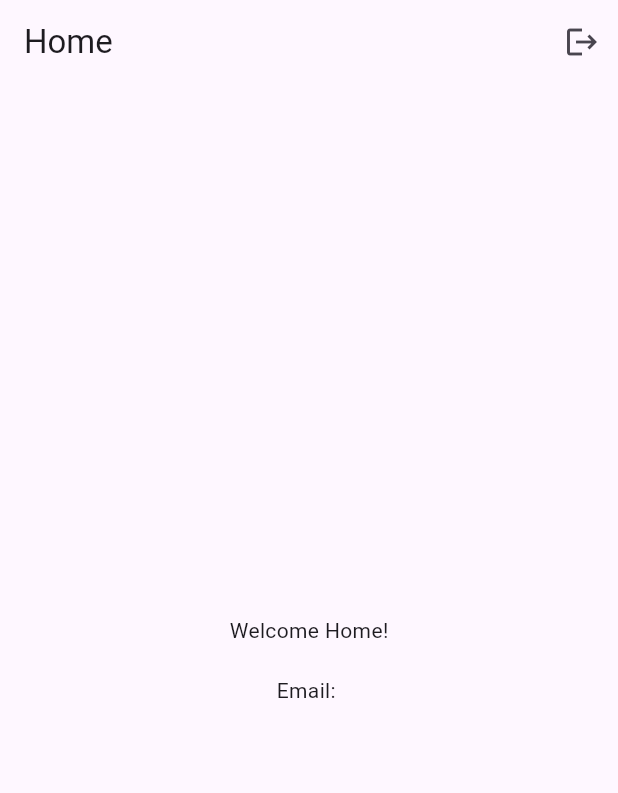
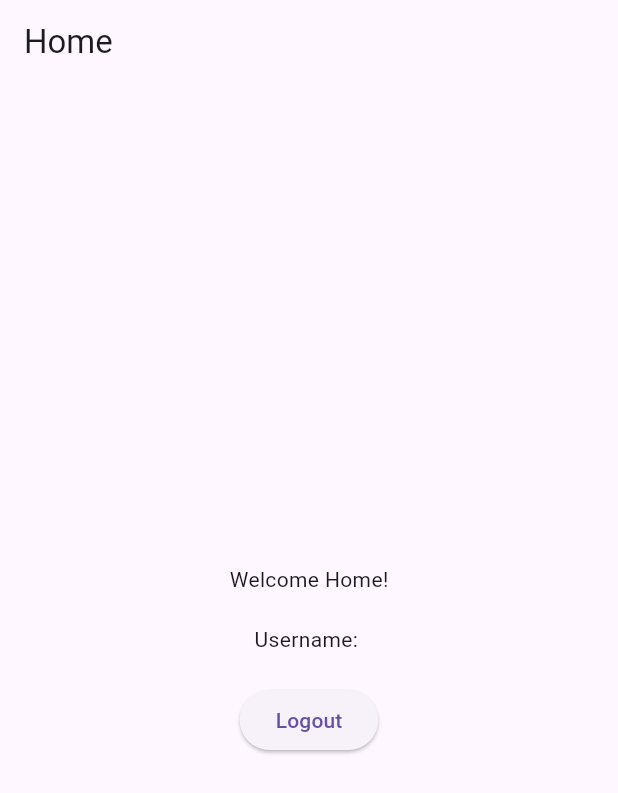
Before and after one commit to Frivox1/coin_control, a Flutter app: the screen it shows once a user with an empty profile is signed in, on a phone screen of 412 x 824 dp. Shown: the top 793 px of the screen. Run offline on Flutter 3.47's test engine with Material 3 defaults, Android fonts, the phone set to English and light mode, and no system bars; our stand-ins replace firebase_auth, firebase_core; accounts and stored records are empty; network calls fail.

Commit message:
rajout du champ username + son affichage sur home

```diff
--- a/lib/main.dart
+++ b/lib/main.dart
@@ -1,42 +1,41 @@
 import 'package:flutter/material.dart';
+import 'package:firebase_auth/firebase_auth.dart';
 import 'package:firebase_core/firebase_core.dart';
 import 'firebase_options.dart';
 import 'screens/home_screen.dart';
 import 'screens/login_screen.dart';
 import 'services/auth_service.dart';
-import 'package:firebase_auth/firebase_auth.dart';
 
 void main() async {
   WidgetsFlutterBinding.ensureInitialized();
   await Firebase.initializeApp(
     options: DefaultFirebaseOptions.currentPlatform,
   );
-  runApp(MyApp());
+  runApp(CoinControl());
 }
 
-class MyApp extends StatelessWidget {
+class CoinControl extends StatelessWidget {
+  CoinControl({super.key});
+
   final AuthService _authService = AuthService();
 
   @override
   Widget build(BuildContext context) {
     return MaterialApp(
       debugShowCheckedModeBanner: false,
-      title: 'My App',
+      title: 'Coin Control',
       theme: ThemeData(
         primarySwatch: Colors.blue,
       ),
       home: StreamBuilder<User?>(
-        stream: _authService
-            .user, // Utilisation du stream user pour détecter les changements d'état d'authentification
+        stream: _authService.user,
         builder: (context, snapshot) {
           if (snapshot.connectionState == ConnectionState.waiting) {
             return const CircularProgressIndicator();
           } else {
             if (snapshot.data != null) {
-              // L'utilisateur est connecté, affichez l'écran d'accueil
               return HomeScreen();
             } else {
-              // L'utilisateur n'est pas connecté, affichez l'écran de connexion
               return LoginScreen();
             }
           }
--- a/lib/screens/home_screen.dart
+++ b/lib/screens/home_screen.dart
@@ -1,27 +1,12 @@
 import 'package:flutter/material.dart';
 import 'package:firebase_auth/firebase_auth.dart';
-import '../services/auth_service.dart'; // Import the AuthService
 
 class HomeScreen extends StatelessWidget {
-  final AuthService _authService = AuthService(); // Instantiate the AuthService
-
   @override
   Widget build(BuildContext context) {
     return Scaffold(
       appBar: AppBar(
         title: Text('Home'),
-        actions: [
-          // Logout button
-          IconButton(
-            icon: Icon(Icons.logout),
-            onPressed: () async {
-              // Call the signOut method from AuthService
-              await _authService.signOut();
-              // Redirect to the login screen
-              Navigator.pushReplacementNamed(context, '/login');
-            },
-          ),
-        ],
       ),
       body: Center(
         child: Column(
@@ -29,7 +14,6 @@ class HomeScreen extends StatelessWidget {
           children: [
             Text('Welcome Home!'),
             SizedBox(height: 20),
-            // StreamBuilder to listen for changes in user authentication state
             StreamBuilder<User?>(
               stream: FirebaseAuth.instance.authStateChanges(),
               builder: (context, snapshot) {
@@ -37,15 +21,20 @@ class HomeScreen extends StatelessWidget {
                   return CircularProgressIndicator();
                 } else {
                   if (snapshot.hasData) {
-                    // User is signed in, display the user's email
-                    String userEmail = snapshot.data!.email ?? 'Unknown';
-                    return Text('Email: $userEmail');
+                    String username = snapshot.data!.displayName ?? 'Unknown';
+                    return Text('Username: $username');
                   } else {
-                    // User is signed out
                     return Text('User not signed in');
                   }
                 }
               },
+            ),
+            SizedBox(height: 20),
+            ElevatedButton(
+              onPressed: () {
+                FirebaseAuth.instance.signOut();
+              },
+              child: Text('Logout'),
             ),
           ],
         ),
--- a/lib/services/auth_service.dart
+++ b/lib/services/auth_service.dart
@@ -8,14 +8,18 @@ class AuthService {
     return _auth.authStateChanges();
   }
 
-  // Méthode pour s'inscrire avec email et mot de passe
-  Future<User?> signUp(String email, String password) async {
+  // Méthode pour s'inscrire avec email, mot de passe et nom d'utilisateur
+  Future<User?> signUp(String email, String password, String username) async {
     try {
       UserCredential userCredential =
           await _auth.createUserWithEmailAndPassword(
         email: email,
         password: password,
       );
+
+      // Mise à jour du nom d'utilisateur dans le profil de l'utilisateur
+      await userCredential.user!.updateDisplayName(username);
+
       return userCredential.user;
     } catch (e) {
       print('Erreur lors de l\'inscription : $e');
```
Also changed, not shown: 2 other files.
